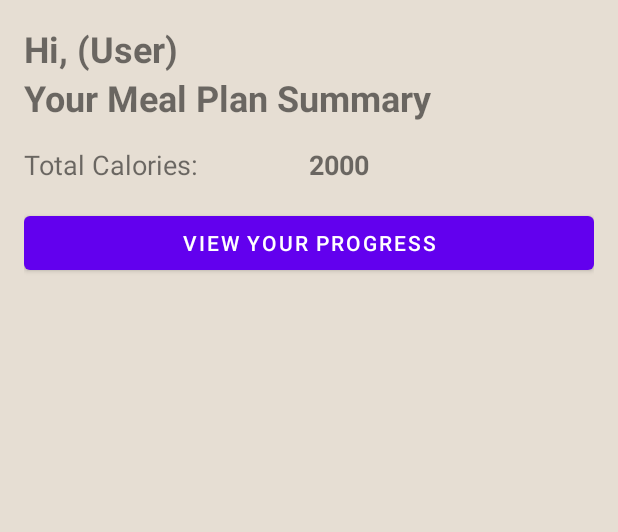
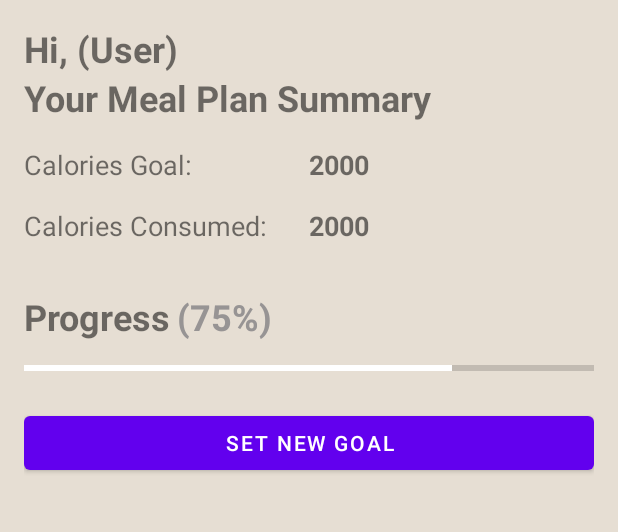
Before and after one commit to PanaMour/BiteLens, an Android app: the DashboardActivity screen opened directly, with no data from a screen before it, on a phone screen of 412 x 824 dp, the part 84-616 px from its top. Run offline under Robolectric (Android 15) with nearby library versions, the phone set to English and light mode, and no system bars.

Commit message:
Added Progress Bar

```diff
--- a/app/src/main/res/layout/activity_dashboard.xml
+++ b/app/src/main/res/layout/activity_dashboard.xml
@@ -56,7 +56,30 @@
                         android:layout_width="0dp"
                         android:layout_height="wrap_content"
                         android:layout_weight="1"
-                        android:text="Total Calories:"
+                        android:text="Calories Goal:"
+                        android:textSize="18sp" />
+
+                    <TextView
+                        android:id="@+id/calories_goal"
+                        android:layout_width="0dp"
+                        android:layout_height="wrap_content"
+                        android:layout_weight="1"
+                        android:text="2000"
+                        android:textSize="18sp"
+                        android:textStyle="bold" />
+                </LinearLayout>
+
+                <LinearLayout
+                    android:layout_width="match_parent"
+                    android:layout_height="wrap_content"
+                    android:layout_marginTop="16dp"
+                    android:orientation="horizontal">
+
+                    <TextView
+                        android:layout_width="0dp"
+                        android:layout_height="wrap_content"
+                        android:layout_weight="1"
+                        android:text="Calories Consumed:"
                         android:textSize="18sp" />
 
                     <TextView
@@ -69,12 +92,49 @@
                         android:textStyle="bold" />
                 </LinearLayout>
 
+                <LinearLayout
+                    android:layout_width="match_parent"
+                    android:layout_height="wrap_content"
+                    android:layout_marginTop="16dp"
+                    android:orientation="horizontal">
+
+                        <TextView
+                            android:layout_width="wrap_content"
+                            android:layout_height="wrap_content"
+                            android:layout_marginTop="16dp"
+                            android:layout_weight="0.01"
+                            android:text="Progress"
+                            android:textSize="24sp"
+                            android:textStyle="bold" />
+
+                        <TextView
+                            android:id="@+id/progress_percentage"
+                            android:layout_width="wrap_content"
+                            android:layout_height="wrap_content"
+                            android:layout_marginTop="16dp"
+                            android:text="(75%)"
+                            android:layout_weight="0.5"
+                            android:textSize="24sp"
+                            android:textColor="@color/gray"
+                            android:textStyle="bold" />
+                </LinearLayout>
+                <ProgressBar
+                    android:id="@+id/progress_bar"
+                    style="?android:attr/progressBarStyleHorizontal"
+                    android:layout_width="match_parent"
+                    android:layout_height="20dp"
+                    android:layout_marginTop="8dp"
+                    android:indeterminate="false"
+                    android:max="100"
+                    android:progress="75"
+                    android:progressTint="@color/white" />
+
                 <Button
                     android:id="@+id/progress_button"
                     android:layout_width="match_parent"
                     android:layout_height="wrap_content"
                     android:layout_marginTop="16dp"
-                    android:text="View Your Progress" />
+                    android:text="Set new goal" />
             </LinearLayout>
         </ScrollView>
     </LinearLayout>
--- a/app/src/main/res/values/colors.xml
+++ b/app/src/main/res/values/colors.xml
@@ -10,4 +10,6 @@
     <color name="gray">#979494</color>
     <color name="link">#2196F3</color>
     <color name="logobg">#e6ded3</color>
+    <color name="contrast">#d3dbe6</color>
+    <color name="complimentary">#ccb492</color>
 </resources>
```
